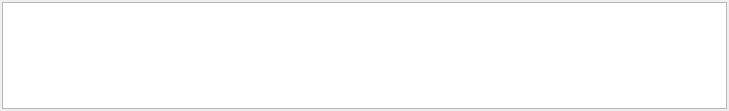
Qt form src/editor/scriptvariablesdock.ui (timbaker/scripted) before a commit.
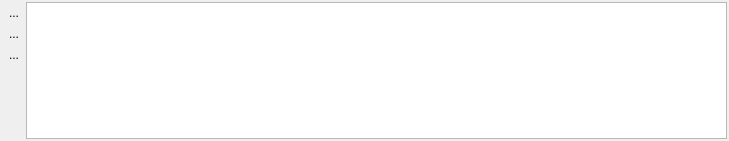
The same form after that commit. Icons and pictures are not drawn. Custom widgets are drawn as their Qt base class.

Diff of the .ui file:
```diff
--- a/src/editor/scriptvariablesdock.ui
+++ b/src/editor/scriptvariablesdock.ui
@@ -7,7 +7,7 @@
     <x>0</x>
     <y>0</y>
     <width>729</width>
-    <height>111</height>
+    <height>141</height>
    </rect>
   </property>
   <property name="windowTitle">
@@ -27,9 +27,83 @@
     <property name="bottomMargin">
      <number>2</number>
     </property>
-    <item row="0" column="0">
+    <property name="horizontalSpacing">
+     <number>0</number>
+    </property>
+    <item row="0" column="1">
      <widget class="ScriptVariablesView" name="listView"/>
     </item>
+    <item row="0" column="0">
+     <layout class="QVBoxLayout" name="verticalLayout">
+      <item>
+       <widget class="QToolButton" name="add">
+        <property name="toolTip">
+         <string>Create a new variable</string>
+        </property>
+        <property name="text">
+         <string>...</string>
+        </property>
+        <property name="icon">
+         <iconset resource="editor.qrc">
+          <normaloff>:/images/22x22/add.png</normaloff>:/images/22x22/add.png</iconset>
+        </property>
+        <property name="autoRaise">
+         <bool>true</bool>
+        </property>
+        <property name="arrowType">
+         <enum>Qt::NoArrow</enum>
+        </property>
+       </widget>
+      </item>
+      <item>
+       <widget class="QToolButton" name="properties">
+        <property name="toolTip">
+         <string>Change variable properties</string>
+        </property>
+        <property name="text">
+         <string>...</string>
+        </property>
+        <property name="icon">
+         <iconset resource="editor.qrc">
+          <normaloff>:/images/16x16/document-properties.png</normaloff>:/images/16x16/document-properties.png</iconset>
+        </property>
+        <property name="autoRaise">
+         <bool>true</bool>
+        </property>
+       </widget>
+      </item>
+      <item>
+       <widget class="QToolButton" name="remove">
+        <property name="toolTip">
+         <string>Remove the selected variable</string>
+        </property>
+        <property name="text">
+         <string>...</string>
+        </property>
+        <property name="icon">
+         <iconset resource="editor.qrc">
+          <normaloff>:/images/16x16/edit-delete.png</normaloff>:/images/16x16/edit-delete.png</iconset>
+        </property>
+        <property name="autoRaise">
+         <bool>true</bool>
+        </property>
+       </widget>
+      </item>
+      <item>
+       <spacer name="verticalSpacer">
+        <property name="orientation">
+         <enum>Qt::Vertical</enum>
+        </property>
+        <property name="sizeHint" stdset="0">
+         <size>
+          <width>20</width>
+          <height>40</height>
+         </size>
+        </property>
+       </spacer>
+      </item>
+     </layout>
+    </item>
    </layout>
   </widget>
  </widget>
```
Left out of the diff: 4 changed lines with no effect on the pictures.
